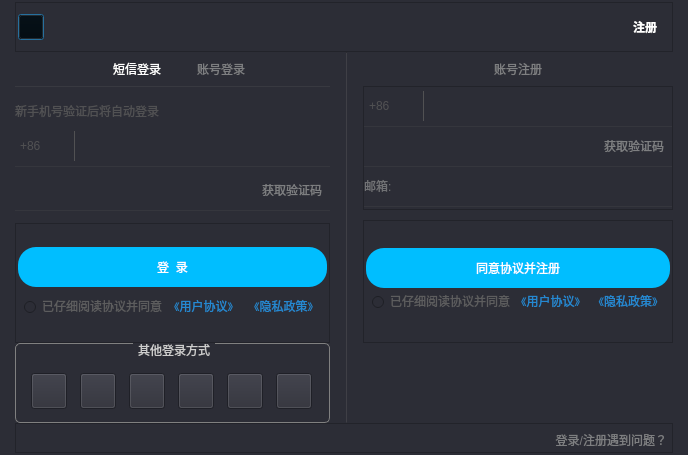
Qt form VideoPlayer/login/NewLoginForm.ui (huizhang556/pc-video-player) before a commit.
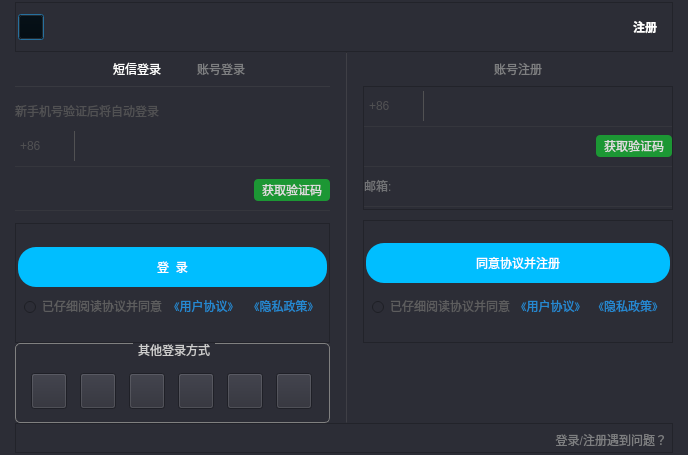
The same form after that commit. The open tabs and pages were chosen to show the change. Icons and pictures are not drawn. Custom widgets are drawn as their Qt base class.

```diff
--- a/VideoPlayer/login/NewLoginForm.ui
+++ b/VideoPlayer/login/NewLoginForm.ui
@@ -592,11 +592,12 @@
                            <string notr="true">QPushButton
 {
 border: none;
-color: #7e7f81;
+color: #dfdfe0;
 text-align: center;
 padding-right:3px;
 padding-left:3px;
-background-color: transparent;
+border-radius: 4px;
+background-color: rgba(21, 196, 52,0.7);
 }
 
 QPushButton:hover
@@ -2147,11 +2148,12 @@
                          <string notr="true">QPushButton
 {
 border: none;
-color: #7e7f81;
+color: #dfdfe0;
 text-align: center;
 padding-right:3px;
 padding-left:3px;
-background-color: transparent;
+border-radius: 4px;
+background-color: rgba(21, 196, 52,0.7);
 }
 
 QPushButton:hover
@@ -2309,7 +2311,7 @@
                  <item>
                   <layout class="QVBoxLayout" name="verticalLayout_26">
                    <property name="spacing">
-                    <number>0</number>
+                    <number>10</number>
                    </property>
                    <item>
                     <widget class="QPushButton" name="pushButton_regis">
```
Left out of the diff: 11 changed lines with no effect on the pictures.
